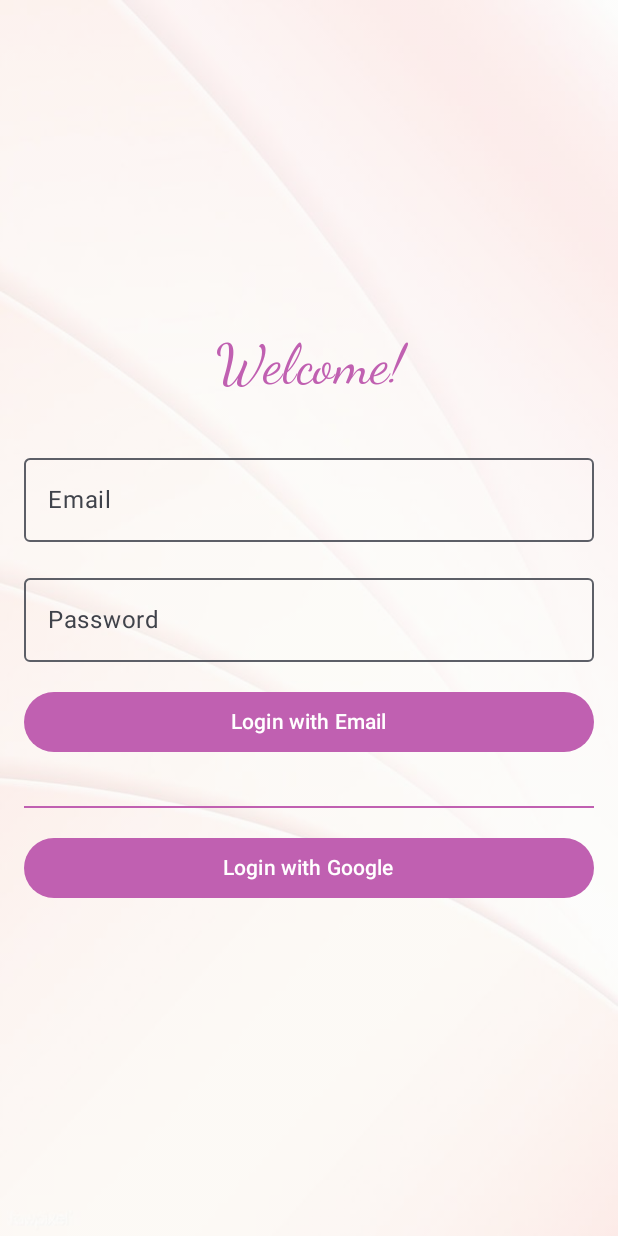
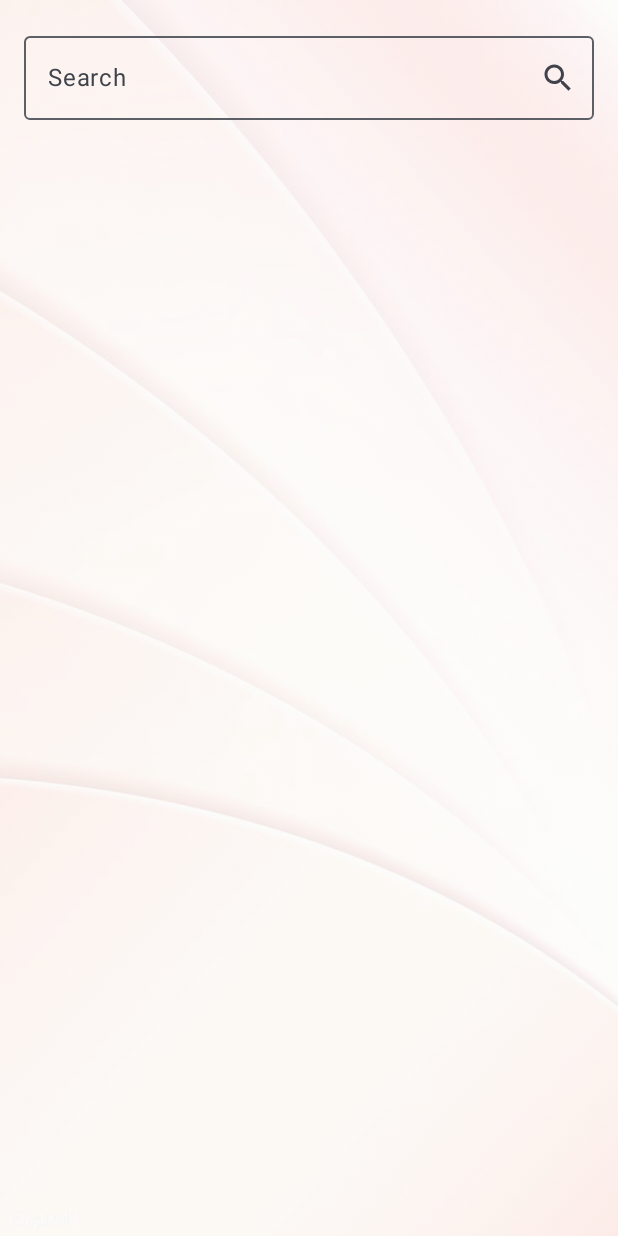
Before and after one commit to ndmrzzzv01/easy-gestures, an Android app built with Jetpack Compose: the screen it shows after launch (MainActivity), on a phone screen of 412 x 824 dp. Run offline under Robolectric (Android 15) with nearby library versions, the phone set to English and light mode, and no system bars.

Commit message:
Finish with Main Screen

```diff
--- a/app/src/main/java/com/ndmrzzzv/easygestures/di/EasyGesturesAppModule.kt
+++ b/app/src/main/java/com/ndmrzzzv/easygestures/di/EasyGesturesAppModule.kt
@@ -1,6 +1,7 @@
 package com.ndmrzzzv.easygestures.di
 
 import com.ndmrzzzv.easygestures.ui.screens.login.LoginViewModel
+import com.ndmrzzzv.easygestures.ui.screens.search.SearchViewModel
 import org.koin.android.ext.koin.androidContext
 import org.koin.androidx.viewmodel.dsl.viewModel
 import org.koin.dsl.module
@@ -10,5 +11,7 @@ val appModule = module {
     // view models
     viewModel { LoginViewModel(androidContext()) }
 
+    viewModel { SearchViewModel() }
+
 
 }
--- a/app/src/main/java/com/ndmrzzzv/easygestures/ui/MainWrapper.kt
+++ b/app/src/main/java/com/ndmrzzzv/easygestures/ui/MainWrapper.kt
@@ -11,6 +11,9 @@ import com.ndmrzzzv.easygestures.ui.screens.home.HomeScreenActions
 import com.ndmrzzzv.easygestures.ui.screens.login.LoginScreen
 import com.ndmrzzzv.easygestures.ui.screens.login.LoginScreenActions
 import com.ndmrzzzv.easygestures.ui.screens.login.LoginViewModel
+import com.ndmrzzzv.easygestures.ui.screens.search.SearchScreen
+import com.ndmrzzzv.easygestures.ui.screens.search.SearchViewModel
+import com.ndmrzzzv.easygestures.ui.screens.splash.SearchScreenActions
 import com.ndmrzzzv.easygestures.ui.screens.splash.SplashScreen
 import com.ndmrzzzv.easygestures.ui.screens.splash.SplashScreenActions
 import org.koin.androidx.compose.koinViewModel
@@ -18,7 +21,7 @@ import org.koin.androidx.compose.koinViewModel
 @Composable
 fun EasyGesturesApp() {
     val navController = rememberNavController()
-    NavHost(navController = navController, startDestination = Screens.SplashScreen.route) {
+    NavHost(navController = navController, startDestination = Screens.SearchScreen.route) {
         composable(Screens.SplashScreen.route) {
             val actions = SplashScreenActions.create(navController)
             SplashScreen(actions)
@@ -34,5 +37,10 @@ fun EasyGesturesApp() {
             val actions = HomeScreenActions.create(navController)
             HomeScreen(actions)
         }
+        composable(Screens.SearchScreen.route) {
+            val viewModel = koinViewModel<SearchViewModel>()
+            val actions = SearchScreenActions.create(navController, viewModel)
+            SearchScreen(actions)
+        }
     }
 }
--- a/app/src/main/java/com/ndmrzzzv/easygestures/ui/screens/Screens.kt
+++ b/app/src/main/java/com/ndmrzzzv/easygestures/ui/screens/Screens.kt
@@ -4,4 +4,5 @@ sealed class Screens(val route: String) {
     object SplashScreen: Screens("splash_screen")
     object LoginScreen: Screens("login_screen")
     object HomeScreen: Screens("home_screen")
+    object SearchScreen: Screens("search_screen")
 }
--- a/app/src/main/java/com/ndmrzzzv/easygestures/ui/screens/home/HomeScreenActions.kt
+++ b/app/src/main/java/com/ndmrzzzv/easygestures/ui/screens/home/HomeScreenActions.kt
@@ -1,6 +1,7 @@
 package com.ndmrzzzv.easygestures.ui.screens.home
 
 import androidx.navigation.NavHostController
+import com.ndmrzzzv.easygestures.ui.screens.Screens
 
 data class HomeScreenActions(
     val goToMyAccountPage:() -> Unit,
@@ -20,7 +21,7 @@ data class HomeScreenActions(
 
                 },
                 goToSearchPage = {
-
+                    navController.navigate(Screens.SearchScreen.route)
                 }
             )
         }
--- a/app/src/main/java/com/ndmrzzzv/easygestures/ui/screens/login/LoginScreenActions.kt
+++ b/app/src/main/java/com/ndmrzzzv/easygestures/ui/screens/login/LoginScreenActions.kt
@@ -2,6 +2,7 @@ package com.ndmrzzzv.easygestures.ui.screens.login
 
 import androidx.navigation.NavHostController
 import com.google.android.gms.auth.api.signin.GoogleSignInAccount
+import com.ndmrzzzv.easygestures.ui.screens.Screens
 
 data class LoginScreenActions(
     val loginWithEmail: (email: String, password: String) -> Unit,
@@ -22,7 +23,7 @@ data class LoginScreenActions(
                     viewModel.handleGoogleSignInResult(it)
                 },
                 goToHomePage = {
-                    navController.navigate("home_screen")
+                    navController.navigate(Screens.HomeScreen.route)
                 }
             )
         }
--- /dev/null
+++ b/app/src/main/java/com/ndmrzzzv/easygestures/ui/screens/myaccount/MyAccountActions.kt
@@ -0,0 +1,4 @@
+package com.ndmrzzzv.easygestures.ui.screens.myaccount
+
+class MyAccountActions {
+}
--- /dev/null
+++ b/app/src/main/java/com/ndmrzzzv/easygestures/ui/screens/myaccount/MyAccountViewModel.kt
@@ -0,0 +1,6 @@
+package com.ndmrzzzv.easygestures.ui.screens.myaccount
+
+import androidx.lifecycle.ViewModel
+
+class MyAccountViewModel: ViewModel() {
+}
--- /dev/null
+++ b/app/src/main/java/com/ndmrzzzv/easygestures/ui/screens/search/SearchScreen.kt
@@ -0,0 +1,56 @@
+package com.ndmrzzzv.easygestures.ui.screens.search
+
+import androidx.compose.foundation.Image
+import androidx.compose.foundation.layout.Arrangement
+import androidx.compose.foundation.layout.Column
+import androidx.compose.foundation.layout.fillMaxSize
+import androidx.compose.foundation.layout.fillMaxWidth
+import androidx.compose.foundation.layout.padding
+import androidx.compose.foundation.text.KeyboardOptions
+import androidx.compose.material.icons.Icons
+import androidx.compose.material.icons.outlined.Search
+import androidx.compose.material3.Icon
+import androidx.compose.material3.OutlinedTextField
+import androidx.compose.material3.Text
+import androidx.compose.runtime.Composable
+import androidx.compose.ui.Alignment
+import androidx.compose.ui.Modifier
+import androidx.compose.ui.layout.ContentScale
+import androidx.compose.ui.res.painterResource
+import androidx.compose.ui.text.input.KeyboardType
+import androidx.compose.ui.unit.dp
+import com.ndmrzzzv.easygestures.R
+import com.ndmrzzzv.easygestures.ui.screens.splash.SearchScreenActions
+
+@Composable
+fun SearchScreen(
+    actions: SearchScreenActions
+) {
+    Image(
+        modifier = Modifier.fillMaxSize(),
+        painter = painterResource(id = R.drawable.background),
+        contentDescription = "background",
+        contentScale = ContentScale.FillBounds,
+        alpha = 0.5f
+    )
+
+    Column(
+        modifier = Modifier.fillMaxSize(),
+        verticalArrangement = Arrangement.Top,
+        horizontalAlignment = Alignment.CenterHorizontally
+    ) {
+        OutlinedTextField(
+            modifier = Modifier
+                .fillMaxWidth()
+                .padding(start = 16.dp, end = 16.dp, top = 16.dp),
+            value = "",
+            onValueChange = {  },
+            label = { Text("Search") },
+            keyboardOptions = KeyboardOptions(keyboardType = KeyboardType.Email),
+            trailingIcon = {
+                Icon(Icons.Outlined.Search, "search")
+            }
+        )
+    }
+
+}
--- /dev/null
+++ b/app/src/main/java/com/ndmrzzzv/easygestures/ui/screens/search/SearchViewModel.kt
@@ -0,0 +1,6 @@
+package com.ndmrzzzv.easygestures.ui.screens.search
+
+import androidx.lifecycle.ViewModel
+
+class SearchViewModel: ViewModel() {
+}
--- /dev/null
+++ b/app/src/main/java/com/ndmrzzzv/easygestures/ui/screens/splash/SearchScreenActions.kt
@@ -0,0 +1,23 @@
+package com.ndmrzzzv.easygestures.ui.screens.splash
+
+import androidx.navigation.NavHostController
+import com.ndmrzzzv.easygestures.ui.screens.search.SearchViewModel
+
+data class SearchScreenActions(
+    val goToCourseDetailPage: () -> Unit,
+) {
+
+    companion object {
+        fun create(
+            navController: NavHostController,
+            viewModel: SearchViewModel
+        ): SearchScreenActions {
+            return SearchScreenActions(
+                goToCourseDetailPage = {
+
+                }
+            )
+        }
+    }
+
+}
--- a/app/src/main/java/com/ndmrzzzv/easygestures/ui/screens/splash/SplashScreenActions.kt
+++ b/app/src/main/java/com/ndmrzzzv/easygestures/ui/screens/splash/SplashScreenActions.kt
@@ -1,6 +1,7 @@
 package com.ndmrzzzv.easygestures.ui.screens.splash
 
 import androidx.navigation.NavHostController
+import com.ndmrzzzv.easygestures.ui.screens.Screens
 
 data class SplashScreenActions(
     val navigateToLoginScreen: () -> Unit,
@@ -13,10 +14,10 @@ data class SplashScreenActions(
         ): SplashScreenActions {
             return SplashScreenActions(
                 navigateToLoginScreen = {
-                    navController.navigate("login_screen")
+                    navController.navigate(Screens.LoginScreen.route)
                 },
                 navigateToHomeScreen = {
-                    navController.navigate("home_screen")
+                    navController.navigate(Screens.HomeScreen.route)
                 }
             )
         }
```
Also changed, not shown: app/src/main/java/com/ndmrzzzv/easygestures/ui/screens/home/HomeScreen.kt (+23 -4 lines), app/src/main/java/com/ndmrzzzv/easygestures/ui/screens/myaccount/MyAccountScreen.kt (added, +7 -0 lines).
